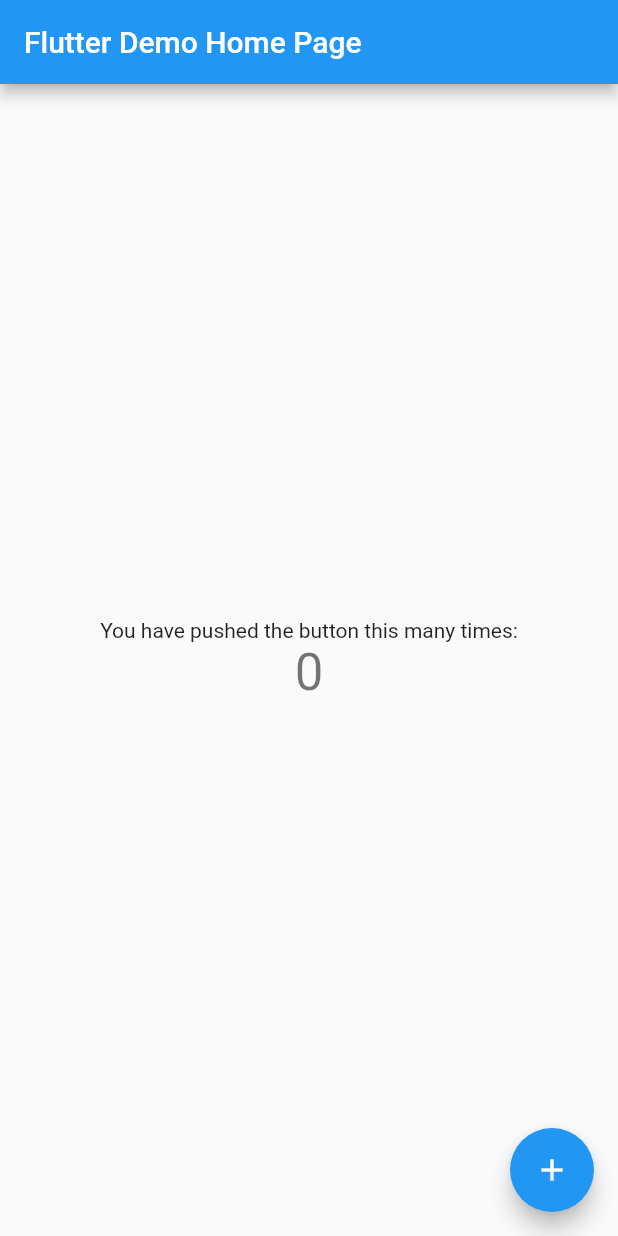
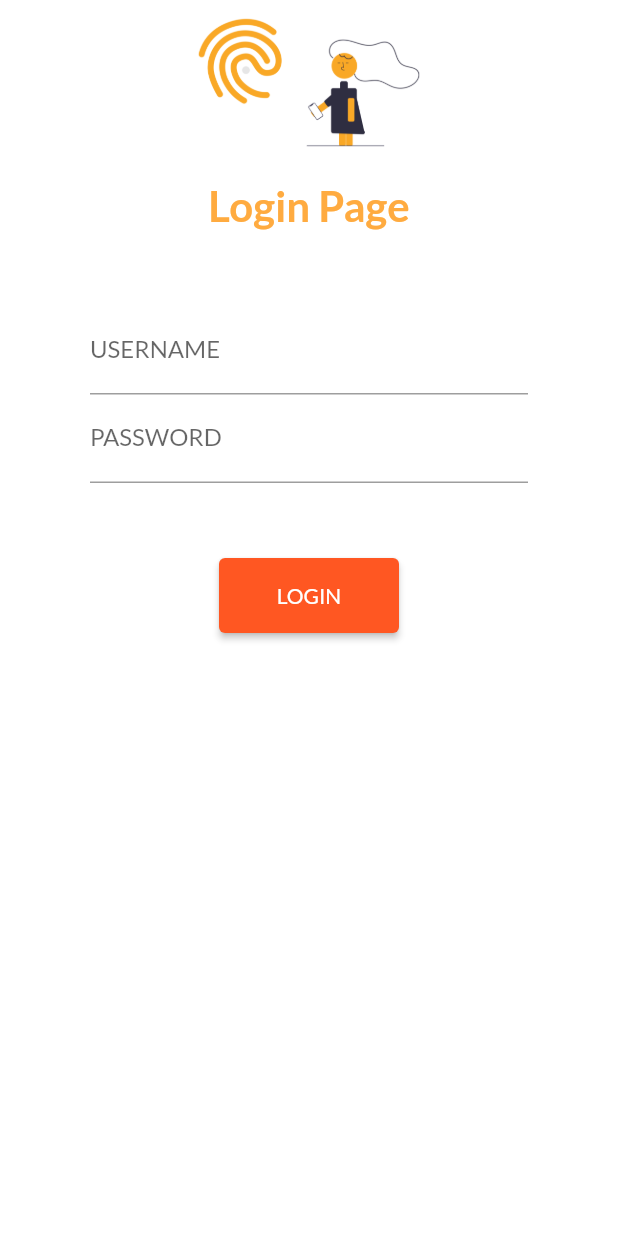
Before and after one commit to tigerhooduday/flutter_learn, a Flutter app: the screen it shows after launch, on a phone screen of 412 x 824 dp. Run offline on Flutter 3.47's test engine with Material 2 defaults, Android fonts, the phone set to English and light mode, and no system bars; our stand-ins replace google_fonts, hexcolor.

Commit message:
flutter Learning repo day final

```diff
--- /dev/null
+++ b/lib/Pages/login.dart
@@ -0,0 +1,63 @@
+import 'package:flutter/material.dart';
+import 'package:flutter_learn/Pages/home.dart';
+import '../utils/routes.dart';
+
+class LoginPage extends StatelessWidget {
+  const LoginPage({super.key});
+
+  @override
+  Widget build(BuildContext context) {
+    return Material(
+        color: Colors.white,
+        child: SingleChildScrollView(
+          child: Column(
+            children: [
+              Image.asset(
+                "assets/image/login.png",
+                height: 110,
+                fit: BoxFit.fill,
+              ),
+              SizedBox(
+                height: 10.0,
+              ),
+              Text(
+                "Login Page",
+                style: TextStyle(
+                  fontSize: 28,
+                  color: Colors.orangeAccent,
+                  fontWeight: FontWeight.bold,
+                ),
+              ),
+              SizedBox(
+                height: 10.0,
+              ),
+              Padding(
+                padding:
+                    const EdgeInsets.symmetric(vertical: 40, horizontal: 60),
+                child: Column(
+                  children: [
+                    TextFormField(
+                      decoration: InputDecoration(
+                          hintText: "Enter Username", labelText: "USERNAME"),
+                    ),
+                    TextFormField(
+                      obscureText: true,
+                      decoration: InputDecoration(
+                          hintText: "Enter Password", labelText: "PASSWORD"),
+                    ),
+                    SizedBox(
+                      height: 50,
+                    ),
+                    ElevatedButton(
+                      onPressed: () {},
+                      child: Text("LOGIN"),
+                      style: TextButton.styleFrom(minimumSize: Size(120, 50)),
+                    )
+                  ],
+                ),
+              )
+            ],
+          ),
+        ));
+  }
+}
--- a/lib/main.dart
+++ b/lib/main.dart
@@ -1,115 +1,39 @@
-import 'package:flutter/material.dart';
+import "package:flutter/material.dart";
+import 'package:google_fonts/google_fonts.dart';
+import 'Pages/home.dart';
+import 'Pages/login.dart';
+import 'Pages/mainpaga.dart';
+import 'utils/routes.dart';
 
 void main() {
-  runApp(const MyApp());
+  runApp(Myapp());
 }
 
-class MyApp extends StatelessWidget {
-  const MyApp({super.key});
+class Myapp extends StatelessWidget {
+  const Myapp({super.key});
 
-  // This widget is the root of your application.
   @override
   Widget build(BuildContext context) {
     return MaterialApp(
-      title: 'Flutter Demo',
+      themeMode: ThemeMode.light,
       theme: ThemeData(
-        // This is the theme of your application.
-        //
-        // Try running your application with "flutter run". You'll see the
-        // application has a blue toolbar. Then, without quitting the app, try
-        // changing the primarySwatch below to Colors.green and then invoke
-        // "hot reload" (press "r" in the console where you ran "flutter run",
-        // or simply save your changes to "hot reload" in a Flutter IDE).
-        // Notice that the counter didn't reset back to zero; the application
-        // is not restarted.
-        primarySwatch: Colors.blue,
+          primarySwatch: Colors.deepOrange,
+          fontFamily: GoogleFonts.lato().fontFamily,
+          primaryTextTheme: GoogleFonts.latoTextTheme()),
+      darkTheme: ThemeData(
+        brightness: Brightness.dark,
       ),
-      home: const MyHomePage(title: 'Flutter Demo Home Page'),
+      // theme: ThemeData(
+      //   primarySwatch: Colors.blue,
+      //   visualDensity: VisualDensity.adaptivePlatformDensity,
+      // ),
+      initialRoute: "/login",
+      routes: {
+        "/": (context) => LoginPage(),
+        MyRoutes.loginRoute: (context) => LoginPage(),
+        MyRoutes.homeRoute: (context) => Homepage(),
+        "/emahila": (context) => Emahila(),
+      },
     );
   }
 }
-
-class MyHomePage extends StatefulWidget {
-  const MyHomePage({super.key, required this.title});
-
-  // This widget is the home page of your application. It is stateful, meaning
-  // that it has a State object (defined below) that contains fields that affect
-  // how it looks.
-
-  // This class is the configuration for the state. It holds the values (in this
-  // case the title) provided by the parent (in this case the App widget) and
-  // used by the build method of the State. Fields in a Widget subclass are
-  // always marked "final".
-
-  final String title;
-
-  @override
-  State<MyHomePage> createState() => _MyHomePageState();
-}
-
-class _MyHomePageState extends State<MyHomePage> {
-  int _counter = 0;
-
-  void _incrementCounter() {
-    setState(() {
-      // This call to setState tells the Flutter framework that something has
-      // changed in this State, which causes it to rerun the build method below
-      // so that the display can reflect the updated values. If we changed
-      // _counter without calling setState(), then the build method would not be
-      // called again, and so nothing would appear to happen.
-      _counter++;
-    });
-  }
-
-  @override
-  Widget build(BuildContext context) {
-    // This method is rerun every time setState is called, for instance as done
-    // by the _incrementCounter method above.
-    //
-    // The Flutter framework has been optimized to make rerunning build methods
-    // fast, so that you can just rebuild anything that needs updating rather
-    // than having to individually change instances of widgets.
-    return Scaffold(
-      appBar: AppBar(
-        // Here we take the value from the MyHomePage object that was created by
-        // the App.build method, and use it to set our appbar title.
-        title: Text(widget.title),
-      ),
-      body: Center(
-        // Center is a layout widget. It takes a single child and positions it
-        // in the middle of the parent.
-        child: Column(
-          // Column is also a layout widget. It takes a list of children and
-          // arranges them vertically. By default, it sizes itself to fit its
-          // children horizontally, and tries to be as tall as its parent.
-          //
-          // Invoke "debug painting" (press "p" in the console, choose the
-          // "Toggle Debug Paint" action from the Flutter Inspector in Android
-          // Studio, or the "Toggle Debug Paint" command in Visual Studio Code)
-          // to see the wireframe for each widget.
-          //
-          // Column has various properties to control how it sizes itself and
-          // how it positions its children. Here we use mainAxisAlignment to
-          // center the children vertically; the main axis here is the vertical
-          // axis because Columns are vertical (the cross axis would be
-          // horizontal).
-          mainAxisAlignment: MainAxisAlignment.center,
-          children: <Widget>[
-            const Text(
-              'You have pushed the button this many times:',
-            ),
-            Text(
-              '$_counter',
-              style: Theme.of(context).textTheme.headlineMedium,
-            ),
-          ],
-        ),
-      ),
-      floatingActionButton: FloatingActionButton(
-        onPressed: _incrementCounter,
-        tooltip: 'Increment',
-        child: const Icon(Icons.add),
-      ), // This trailing comma makes auto-formatting nicer for build methods.
-    );
-  }
-}
--- /dev/null
+++ b/lib/utils/routes.dart
@@ -0,0 +1,4 @@
+class MyRoutes {
+  static String loginRoute = "/login";
+  static String homeRoute = "/home";
+}
```
Also changed, not shown: lib/Pages/home.dart (added, +18 -0 lines), lib/Pages/mainpaga.dart (added, +81 -0 lines), pubspec.yaml (+5 -2 lines), assets/image/MahilMitra.png (added), assets/image/Mahila1.svg (added), assets/image/frontDesign.png (added), assets/image/login.png (added), pubspec.lock, 3 other files.
